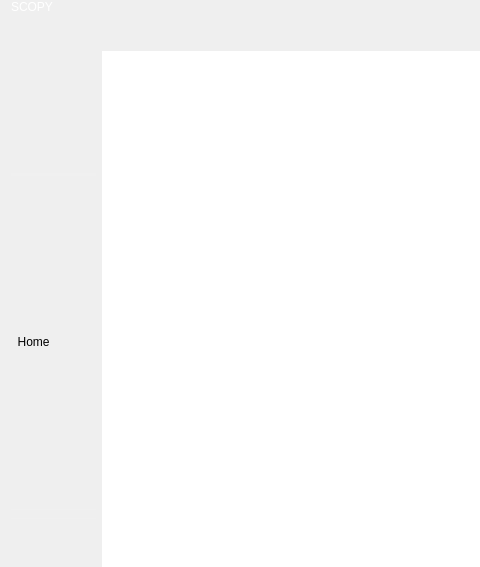
The window that ui/tool_launcher.ui (analogdevicesinc/scopy) describes before a commit, drawn with Qt 5; both pictures show x 0 to 480 and y 153 to 720 of the 1280 by 720 pixel window.
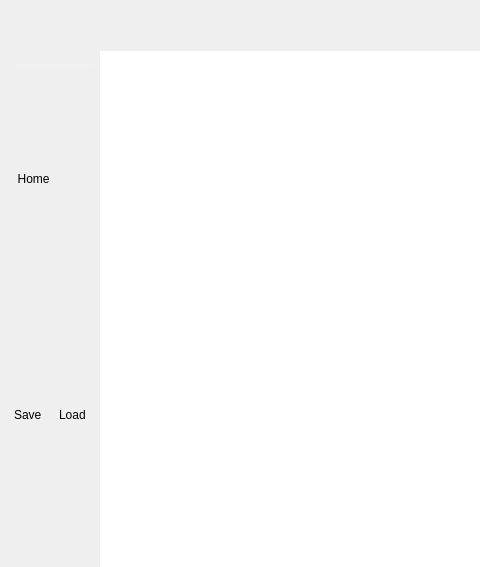
The same window after the commit. Icons and pictures are not drawn. Custom widgets are drawn as their Qt base class.

Commit message:
ToolLauncher: repositioned the save/load session buttons
The save/load session buttons are now placed at the bottom of the left menu.

```diff
--- a/ui/tool_launcher.ui
+++ b/ui/tool_launcher.ui
@@ -221,58 +221,22 @@
             </attribute>
            </widget>
           </item>
-          <item>
-           <widget class="QPushButton" name="saveBtn">
-            <property name="maximumSize">
-             <size>
-              <width>16</width>
-              <height>16</height>
-             </size>
-            </property>
-            <property name="text">
-             <string/>
-            </property>
-            <property name="icon">
-             <iconset>
-              <normalon>:/icons/ic save.svg</normalon>
-             </iconset>
-            </property>
-           </widget>
-          </item>
           <item>
            <spacer name="horizontalSpacer">
             <property name="orientation">
              <enum>Qt::Horizontal</enum>
             </property>
             <property name="sizeType">
-             <enum>QSizePolicy::Preferred</enum>
+             <enum>QSizePolicy::Fixed</enum>
             </property>
             <property name="sizeHint" stdset="0">
              <size>
-              <width>8</width>
+              <width>32</width>
               <height>0</height>
              </size>
             </property>
            </spacer>
           </item>
-          <item>
-           <widget class="QPushButton" name="loadBtn">
-            <property name="maximumSize">
-             <size>
-              <width>16</width>
-              <height>16</height>
-             </size>
-            </property>
-            <property name="text">
-             <string/>
-            </property>
-            <property name="icon">
-             <iconset>
-              <normalon>:/icons/ic load.svg</normalon>
-             </iconset>
-            </property>
-           </widget>
-          </item>
          </layout>
         </widget>
        </item>
@@ -312,6 +276,147 @@
          </property>
         </widget>
        </item>
+       <item>
+        <layout class="QHBoxLayout" name="horizontalLayout_4">
+         <item>
+          <widget class="QWidget" name="Save" native="true">
+           <property name="enabled">
+            <bool>true</bool>
+           </property>
+           <layout class="QHBoxLayout" name="horizontalLayout_5">
+            <property name="spacing">
+             <number>0</number>
+            </property>
+            <property name="leftMargin">
+             <number>3</number>
+            </property>
+            <property name="topMargin">
+             <number>3</number>
+            </property>
+            <property name="rightMargin">
+             <number>3</number>
+            </property>
+            <property name="bottomMargin">
+             <number>3</number>
+            </property>
+            <item>
+             <widget class="QPushButton" name="saveBtn">
+              <property name="enabled">
+               <bool>true</bool>
+              </property>
+              <property name="sizePolicy">
+               <sizepolicy hsizetype="Preferred" vsizetype="Preferred">
+                <horstretch>0</horstretch>
+                <verstretch>0</verstretch>
+               </sizepolicy>
+              </property>
+              <property name="maximumSize">
+               <size>
+                <width>16777215</width>
+                <height>16777215</height>
+               </size>
+              </property>
+              <property name="text">
+               <string>Save</string>
+              </property>
+              <property name="icon">
+               <iconset>
+                <normalon>:/icons/ic save.svg</normalon>
+               </iconset>
+              </property>
+              <property name="flat">
+               <bool>true</bool>
+              </property>
+             </widget>
+            </item>
+            <item>
+             <spacer name="horizontalSpacer_6">
+              <property name="orientation">
+               <enum>Qt::Horizontal</enum>
+              </property>
+              <property name="sizeType">
+               <enum>QSizePolicy::Fixed</enum>
+              </property>
+              <property name="sizeHint" stdset="0">
+               <size>
+                <width>5</width>
+                <height>20</height>
+               </size>
+              </property>
+             </spacer>
+            </item>
+           </layout>
+          </widget>
+         </item>
+         <item>
+          <widget class="QWidget" name="Load" native="true">
+           <property name="enabled">
+            <bool>true</bool>
+           </property>
+           <layout class="QHBoxLayout" name="horizontalLayout_6">
+            <property name="spacing">
+             <number>0</number>
+            </property>
+            <property name="leftMargin">
+             <number>3</number>
+            </property>
+            <property name="topMargin">
+             <number>3</number>
+            </property>
+            <property name="rightMargin">
+             <number>3</number>
+            </property>
+            <property name="bottomMargin">
+             <number>3</number>
+            </property>
+            <item>
+             <widget class="QPushButton" name="loadBtn">
+              <property name="sizePolicy">
+               <sizepolicy hsizetype="Preferred" vsizetype="Preferred">
+                <horstretch>0</horstretch>
+                <verstretch>0</verstretch>
+               </sizepolicy>
+              </property>
+              <property name="maximumSize">
+               <size>
+                <width>16777215</width>
+                <height>16777215</height>
+               </size>
+              </property>
+              <property name="text">
+               <string>Load</string>
+              </property>
+              <property name="icon">
+               <iconset>
+                <normalon>:/icons/ic load.svg</normalon>
+               </iconset>
+              </property>
+              <property name="flat">
+               <bool>true</bool>
+              </property>
+             </widget>
+            </item>
+            <item>
+             <spacer name="horizontalSpacer_8">
+              <property name="orientation">
+               <enum>Qt::Horizontal</enum>
+              </property>
+              <property name="sizeType">
+               <enum>QSizePolicy::Fixed</enum>
+              </property>
+              <property name="sizeHint" stdset="0">
+               <size>
+                <width>5</width>
+                <height>20</height>
+               </size>
+              </property>
+             </spacer>
+            </item>
+           </layout>
+          </widget>
+         </item>
+        </layout>
+       </item>
        <item>
         <layout class="QHBoxLayout" name="analogLogo">
          <property name="spacing">
```
The commit also changes 1 other file.
